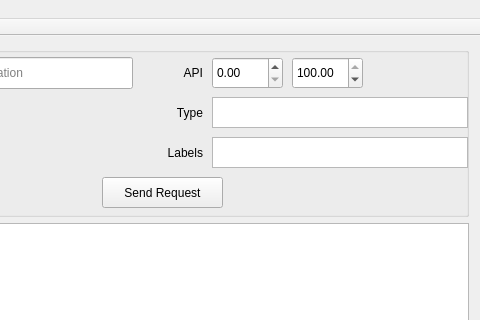
The window that oildatabasemainwindow.ui (JamesMakela/qt-oildb-client) describes before a commit, drawn with Qt 5; both pictures show x 159 to 639 and y 0 to 320 of the 639 by 520 pixel window.
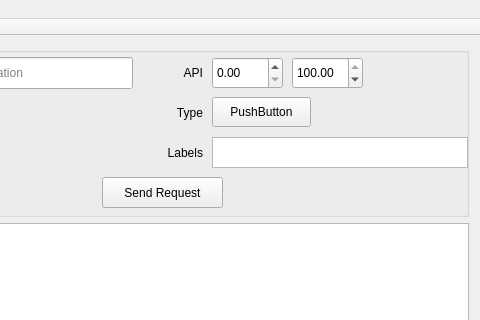
The same window after the commit.

Commit message: Replaced product type list view with context menu

Patch:
```diff
--- a/oildatabasemainwindow.ui
+++ b/oildatabasemainwindow.ui
@@ -134,22 +134,6 @@
         <set>Qt::AlignRight|Qt::AlignTrailing|Qt::AlignVCenter</set>
        </property>
       </widget>
-      <widget class="QListView" name="oilTypeListView">
-       <property name="geometry">
-        <rect>
-         <x>360</x>
-         <y>50</y>
-         <width>256</width>
-         <height>31</height>
-        </rect>
-       </property>
-       <property name="toolTip">
-        <string>Search only oils of a selected type</string>
-       </property>
-       <property name="selectionRectVisible">
-        <bool>true</bool>
-       </property>
-      </widget>
       <widget class="QLabel" name="labelOilLabels">
        <property name="geometry">
         <rect>
@@ -182,6 +166,19 @@
         <bool>true</bool>
        </property>
       </widget>
+      <widget class="QPushButton" name="productTypeButton">
+       <property name="geometry">
+        <rect>
+         <x>360</x>
+         <y>50</y>
+         <width>99</width>
+         <height>30</height>
+        </rect>
+       </property>
+       <property name="text">
+        <string>PushButton</string>
+       </property>
+      </widget>
      </widget>
     </item>
     <item>
```
The commit also changes 3 other files.
